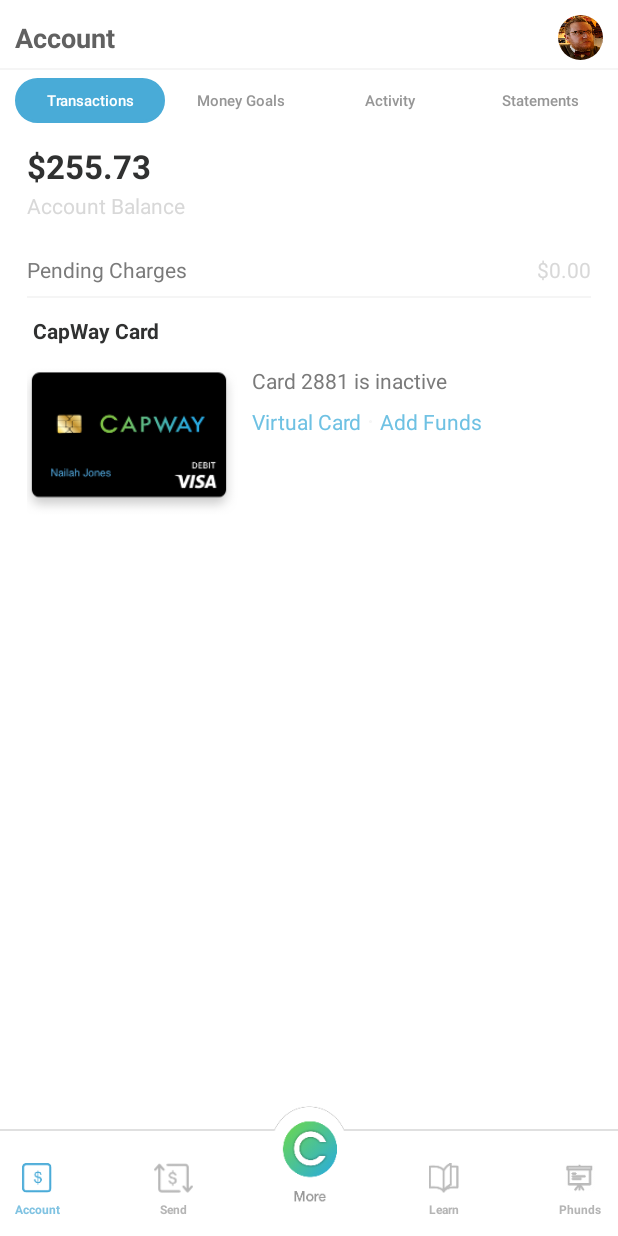
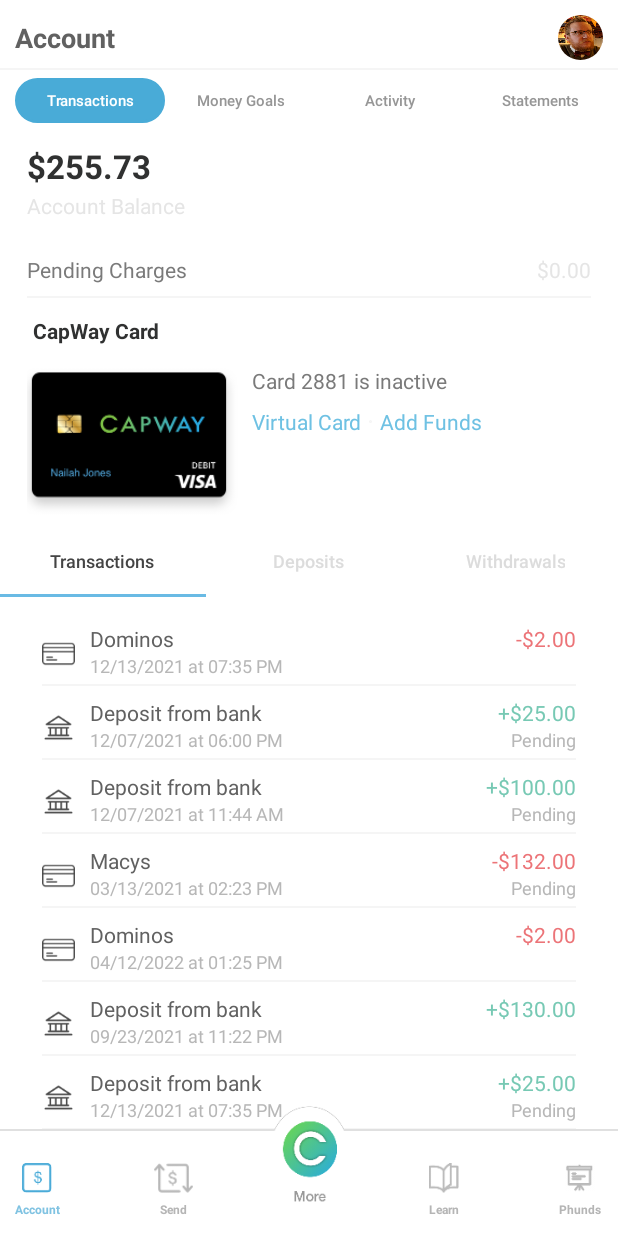
Before and after one commit to msspshaw/capway-interview-mobile-test-shaw, an Android app: the screen it shows after launch (MainActivity), on a phone screen of 412 x 824 dp. Run offline under Robolectric (Android 15) with nearby library versions, the phone set to English and light mode, and no system bars.

Commit message:
Adding Transaction Cell - generating a cell for every transactions

```diff
--- /dev/null
+++ b/app/src/main/java/com/example/capway/TransactionCell.kt
@@ -0,0 +1,62 @@
+package com.example.capway
+
+import android.content.Context
+import android.view.View
+import android.widget.FrameLayout
+import android.widget.ImageView
+import android.widget.TextView
+import com.example.capway.data.Formatter
+import com.example.capway.data.Transaction
+import com.example.capway.data.TransactionType
+
+class TransactionCell (context: Context, val transaction: Transaction) :
+    FrameLayout(context) {
+    private val positiveSymbol = "+"
+    private val negativeSymbol = "-"
+
+    init {
+        val view = View.inflate(context, R.layout.transaction_cell_layout, this)
+        val transactionImage = view.findViewById<ImageView>(R.id.transaction_image)
+        val description = view.findViewById<TextView>(R.id.description)
+        val date = view.findViewById<TextView>(R.id.date)
+        val amount = view.findViewById<TextView>(R.id.amount)
+        val status = view.findViewById<TextView>(R.id.status)
+
+        val imageResource = when (transaction.transactionType) {
+            TransactionType.DIRECT_DEPOSIT -> R.drawable.bank
+            // The image shown in the video is not included in assets, using card here
+            TransactionType.DEPOSIT -> R.drawable.card
+            TransactionType.WITHDRAWAL -> R.drawable.card
+        }
+        transactionImage.setImageResource(imageResource)
+
+        description.text = transaction.description
+        date.text = transaction.date
+        val symbol = getPositiveOrNegativeSymbol()
+        amount.text = context.getString(
+            R.string.positive_negative_money_text,
+            symbol,
+            Formatter.formatDoubleToMoney(transaction.amount)
+        )
+
+        when (transaction.transactionType) {
+            TransactionType.DEPOSIT, TransactionType.DIRECT_DEPOSIT ->
+                amount.setTextColor(context.getColor(R.color.positive))
+            TransactionType.WITHDRAWAL ->
+                amount.setTextColor(context.getColor(R.color.negative))
+        }
+
+        if (transaction.pending) {
+            status.visibility = VISIBLE
+        } else {
+            status.visibility = GONE
+        }
+    }
+
+    private fun getPositiveOrNegativeSymbol(): String {
+        return when (transaction.transactionType) {
+            TransactionType.DEPOSIT, TransactionType.DIRECT_DEPOSIT -> positiveSymbol
+            TransactionType.WITHDRAWAL -> negativeSymbol
+        }
+    }
+}
--- a/app/src/main/java/com/example/capway/TransactionsFragment.kt
+++ b/app/src/main/java/com/example/capway/TransactionsFragment.kt
@@ -5,10 +5,13 @@ import android.os.Bundle
 import android.view.LayoutInflater
 import android.view.View
 import android.view.ViewGroup
+import android.widget.LinearLayout
 import android.widget.TextView
 import androidx.fragment.app.Fragment
 import com.example.capway.data.Account
 import com.example.capway.data.Formatter
+import com.example.capway.data.Transaction
+import com.google.android.material.tabs.TabLayout
 
 
 class TransactionsFragment: Fragment(), View.OnClickListener {
@@ -20,6 +23,9 @@ class TransactionsFragment: Fragment(), View.OnClickListener {
     lateinit var cardStatus: TextView
     lateinit var virtualCard: TextView
     lateinit var addFunds: TextView
+    lateinit var tabLayout: TabLayout
+    lateinit var transactions: LinearLayout
+    lateinit var currentTransactions: List<Transaction>
 
     override fun onCreateView(
         inflater: LayoutInflater,
@@ -32,6 +38,8 @@ class TransactionsFragment: Fragment(), View.OnClickListener {
         cardStatus = view.findViewById(R.id.card_status)
         virtualCard = view.findViewById(R.id.virtual_card)
         addFunds = view.findViewById(R.id.add_funds)
+        tabLayout = view.findViewById(R.id.tab_layout)
+        transactions = view.findViewById(R.id.transactions)
 
         accountBalance.text = getString(R.string.money_text, Formatter.formatDoubleToMoney(account.balance))
         pendingCharges.text = getString(R.string.money_text, Formatter.formatDoubleToMoney(account.pendingCharges))
@@ -40,8 +48,38 @@ class TransactionsFragment: Fragment(), View.OnClickListener {
         virtualCard.setOnClickListener(this)
         addFunds.setOnClickListener(this)
 
+        // default to all transactions
+        currentTransactions = account.transactions.transactions
+        displayTransactions()
+
+        tabLayout.addOnTabSelectedListener(object : TabLayout.OnTabSelectedListener {
+            override fun onTabSelected(tab: TabLayout.Tab?) {
+                // Handle tab select
+                currentTransactions = when(tab?.text) {
+                    getString(R.string.transactions) -> account.transactions.transactions
+                    getString(R.string.withdrawals) -> account.transactions.withdrawals
+                    getString(R.string.deposits) -> account.transactions.deposits
+                    else -> account.transactions.transactions
+                }
+                transactions.removeAllViews()
+                displayTransactions()
+            }
+
+            override fun onTabReselected(tab: TabLayout.Tab?) {
+                // Handle tab reselect
+                // No work needed here
+            }
+
+            override fun onTabUnselected(tab: TabLayout.Tab?) {
+                // Handle tab unselect
+                // No work needed here
+            }
+        })
+
         return view
     }
+
+
 
     override fun onClick(view: View?) {
         when (view) {
@@ -69,4 +107,16 @@ class TransactionsFragment: Fragment(), View.OnClickListener {
         ) { dialog, which -> dialog.dismiss() }
         alertDialog.show()
     }
+
+    // Note, given the design required this is the only quick way
+    // to enable full screen scrolling.
+    // With more time, the PROPER way to do this is to use a recycler view
+    // and increase it's height as you scroll, until it's the full screen and can continue
+    // scrolling from there
+    private fun displayTransactions() {
+        for (transaction in currentTransactions) {
+            val transactionCell = context?.let { TransactionCell(it, transaction) }
+            transactions.addView(transactionCell)
+        }
+    }
 }
--- a/app/src/main/java/com/example/capway/data/Account.kt
+++ b/app/src/main/java/com/example/capway/data/Account.kt
@@ -12,29 +12,32 @@ class Account (
         private val testCard = Card(2881, CardStatus.INACTIVE)
         private val testTransactions = TransactionList(listOf(
             // Arbitrarily large set of transactions
-            Transaction("Dominos", Calendar.getInstance(), 2.toFloat(), TransactionType.WITHDRAWL, false),
-            Transaction("Deposit from bank", Calendar.getInstance(), 25.toFloat(), TransactionType.DEPOSIT, true),
-            Transaction("Deposit from bank", Calendar.getInstance(), 100.toFloat(), TransactionType.DEPOSIT, true),
-            Transaction("Macys", Calendar.getInstance(), 132.toFloat(), TransactionType.WITHDRAWL, true),
-            Transaction("Dominos", Calendar.getInstance(), 2.toFloat(), TransactionType.WITHDRAWL, false),
-            Transaction("Deposit from bank", Calendar.getInstance(), 130.toFloat(), TransactionType.DEPOSIT, false),
-            Transaction("Deposit from bank", Calendar.getInstance(), 25.toFloat(), TransactionType.DEPOSIT, true),
-            Transaction("Deposit from bank", Calendar.getInstance(), 100.toFloat(), TransactionType.DEPOSIT, true),
-            Transaction("Macys", Calendar.getInstance(), 132.toFloat(), TransactionType.WITHDRAWL, true),
-            Transaction("Deposit from bank", Calendar.getInstance(), 130.toFloat(), TransactionType.DEPOSIT, false),
-            Transaction("Dominos", Calendar.getInstance(), 2.toFloat(), TransactionType.WITHDRAWL, false),
-            Transaction("Deposit from bank", Calendar.getInstance(), 25.toFloat(), TransactionType.DEPOSIT, true),
-            Transaction("Deposit from bank", Calendar.getInstance(), 100.toFloat(), TransactionType.DEPOSIT, true),
-            Transaction("Macys", Calendar.getInstance(), 132.toFloat(), TransactionType.WITHDRAWL, true),
-            Transaction("Deposit from bank", Calendar.getInstance(), 130.toFloat(), TransactionType.DEPOSIT, false),
-            Transaction("Dominos", Calendar.getInstance(), 2.toFloat(), TransactionType.WITHDRAWL, false),
-            Transaction("Deposit from bank", Calendar.getInstance(), 25.toFloat(), TransactionType.DEPOSIT, true),
-            Transaction("Deposit from bank", Calendar.getInstance(), 100.toFloat(), TransactionType.DEPOSIT, true),
-            Transaction("Macys", Calendar.getInstance(), 132.toFloat(), TransactionType.WITHDRAWL, true),
-            Transaction("Deposit from bank", Calendar.getInstance(), 130.toFloat(), TransactionType.DEPOSIT, false),
+            // From required info, seperation between "Deposit at bank" and "Deposit at ATM" wasn't clear
+            // made assumptions about Direct Deposit
+            // Time is set as simple string - would be better to at least pass a timeInMillis and transform from there
+            Transaction("Dominos", "12/13/2021 at 07:35 PM", 2.toDouble(), TransactionType.WITHDRAWAL, false),
+            Transaction("Deposit from bank", "12/07/2021 at 06:00 PM", 25.toDouble(), TransactionType.DIRECT_DEPOSIT, true),
+            Transaction("Deposit from bank", "12/07/2021 at 11:44 AM", 100.toDouble(), TransactionType.DIRECT_DEPOSIT, true),
+            Transaction("Macys", "03/13/2021 at 02:23 PM", 132.toDouble(), TransactionType.WITHDRAWAL, true),
+            Transaction("Dominos", "04/12/2022 at 01:25 PM", 2.toDouble(), TransactionType.WITHDRAWAL, false),
+            Transaction("Deposit from bank", "09/23/2021 at 11:22 PM", 130.toDouble(), TransactionType.DIRECT_DEPOSIT, false),
+            Transaction("Deposit from bank", "12/13/2021 at 07:35 PM", 25.toDouble(), TransactionType.DIRECT_DEPOSIT, true),
+            Transaction("Deposit from bank", "09/23/2021 at 11:22 PM", 100.toDouble(), TransactionType.DIRECT_DEPOSIT, true),
+            Transaction("Macys", "04/12/2022 at 01:25 PM", 132.toDouble(), TransactionType.WITHDRAWAL, true),
+            Transaction("Deposit at ATM", "03/13/2021 at 02:23 PM", 130.toDouble(), TransactionType.DEPOSIT, false),
+            Transaction("Dominos", "12/07/2021 at 11:44 AM", 2.toDouble(), TransactionType.WITHDRAWAL, false),
+            Transaction("Deposit at ATM", "12/07/2021 at 06:00 PM", 25.toDouble(), TransactionType.DEPOSIT, true),
+            Transaction("Deposit at ATM", "12/13/2021 at 07:35 PM", 100.toDouble(), TransactionType.DEPOSIT, true),
+            Transaction("Macys", "12/13/2021 at 07:35 PM", 132.toDouble(), TransactionType.WITHDRAWAL, true),
+            Transaction("Deposit from bank", "12/07/2021 at 06:00 PM", 130.toDouble(), TransactionType.DIRECT_DEPOSIT, false),
+            Transaction("Dominos", "12/07/2021 at 11:44 AM", 2.toDouble(), TransactionType.WITHDRAWAL, false),
+            Transaction("Deposit at ATM", "03/13/2021 at 02:23 PM", 25.toDouble(), TransactionType.DEPOSIT, true),
+            Transaction("Deposit at ATM", "03/13/2021 at 02:23 PM", 100.toDouble(), TransactionType.DEPOSIT, true),
+            Transaction("Macys", "04/12/2022 at 01:25 PM", 132.toDouble(), TransactionType.WITHDRAWAL, true),
+            Transaction("Deposit from bank", "09/23/2021 at 11:22 PM", 130.toDouble(), TransactionType.DIRECT_DEPOSIT, false),
 
             // Unique test transaction at end to verify no loss of data
-            Transaction("Steakkkkkks", Calendar.getInstance(), 5132.toFloat(), TransactionType.WITHDRAWL, false),
+            Transaction("Steaks", "04/12/2022 at 01:25 PM", 5132.toDouble(), TransactionType.WITHDRAWAL, false),
         ))
         fun generateTestAccount(): Account {
             return Account((255.73).toDouble(), pendingCharges = 0.toDouble(), testCard, testTransactions)
--- a/app/src/main/java/com/example/capway/data/Transaction.kt
+++ b/app/src/main/java/com/example/capway/data/Transaction.kt
@@ -4,8 +4,10 @@ import java.util.*
 
 class Transaction (
     val description: String,
-    val timestamp: Calendar,
-    val amount: Float,
+    // In reality the timestamping would be different here
+    // leaving as a string for mock data simplicity
+    val date: String,
+    val amount: Double,
     val transactionType: TransactionType,
     val pending: Boolean
         ) {
@@ -13,5 +15,6 @@ class Transaction (
 
 enum class TransactionType {
     DEPOSIT,
-    WITHDRAWL
+    WITHDRAWAL,
+    DIRECT_DEPOSIT
 }
--- a/app/src/main/java/com/example/capway/data/TransactionList.kt
+++ b/app/src/main/java/com/example/capway/data/TransactionList.kt
@@ -1,11 +1,7 @@
 package com.example.capway.data
 
 class TransactionList(val transactions: List<Transaction>) {
-    fun withdrawls() : List<Transaction> {
-        return transactions.filter { transaction -> transaction.transactionType == TransactionType.WITHDRAWL }
-    }
+    val withdrawals : List<Transaction> = transactions.filter { transaction -> transaction.transactionType == TransactionType.WITHDRAWAL }
 
-    fun deposits(): List<Transaction> {
-        return transactions.filter { transaction -> transaction.transactionType == TransactionType.DEPOSIT }
-    }
+    val deposits: List<Transaction> = transactions.filter { transaction -> transaction.transactionType == TransactionType.DEPOSIT }
 }
--- /dev/null
+++ b/app/src/main/res/layout/transaction_cell_layout.xml
@@ -0,0 +1,55 @@
+<?xml version="1.0" encoding="utf-8"?>
+<androidx.constraintlayout.widget.ConstraintLayout
+    xmlns:android="http://schemas.android.com/apk/res/android"
+    xmlns:app="http://schemas.android.com/apk/res-auto"
+    android:layout_width="match_parent"
+    android:layout_height="match_parent"
+    android:layout_marginTop="8dp"
+    android:layout_marginHorizontal="14dp"
+    >
+    <ImageView
+        android:id="@+id/transaction_image"
+        android:layout_width="22dp"
+        android:layout_height="0dp"
+        app:layout_constraintTop_toTopOf="parent"
+        app:layout_constraintBottom_toTopOf="@id/divider"
+        app:layout_constraintStart_toStartOf="parent"
+        android:scaleType="centerInside"/>
+    <TextView
+        android:id="@+id/description"
+        android:layout_width="wrap_content"
+        android:layout_height="wrap_content"
+        app:layout_constraintStart_toEndOf="@id/transaction_image"
+        app:layout_constraintTop_toTopOf="@id/transaction_image"
+        android:layout_marginLeft="10dp"
+        style="@style/description"/>
+    <TextView
+        android:id="@+id/date"
+        android:layout_width="wrap_content"
+        android:layout_height="wrap_content"
+        app:layout_constraintTop_toBottomOf="@id/description"
+        app:layout_constraintStart_toStartOf="@id/description"
+        style="@style/transactionSubHeading"/>
+    <TextView
+        android:id="@+id/amount"
+        android:layout_width="wrap_content"
+        android:layout_height="wrap_content"
+        app:layout_constraintTop_toTopOf="@id/transaction_image"
+        app:layout_constraintEnd_toEndOf="parent" />
+    <TextView
+        android:id="@+id/status"
+        android:layout_width="wrap_content"
+        android:layout_height="wrap_content"
+        app:layout_constraintTop_toBottomOf="@id/amount"
+        app:layout_constraintEnd_toEndOf="parent"
+        android:text="@string/pending"
+        style="@style/transactionSubHeading"/>
+    <View
+        android:id="@+id/divider"
+        android:layout_width="match_parent"
+        android:layout_height="1dp"
+        app:layout_constraintTop_toBottomOf="@id/date"
+        android:layout_marginTop="4dp"
+        app:layout_constraintBottom_toBottomOf="parent"
+        android:background="@color/capway_offwhite" />
+</androidx.constraintlayout.widget.ConstraintLayout>
--- a/app/src/main/res/layout/transactions_fragment.xml
+++ b/app/src/main/res/layout/transactions_fragment.xml
@@ -6,6 +6,11 @@
     <ScrollView
         android:layout_width="match_parent"
         android:layout_height="match_parent">
+        <LinearLayout
+            android:id="@+id/scroll_child"
+            android:orientation="vertical"
+            android:layout_width="match_parent"
+            android:layout_height="wrap_content">
         <androidx.constraintlayout.widget.ConstraintLayout
             android:id="@+id/account_info"
             android:layout_width="match_parent"
@@ -115,7 +120,49 @@
                 android:layout_marginLeft="12dp"
                 android:text="@string/add_funds"
                 style="@style/anchorText" />
+        </androidx.constraintlayout.widget.ConstraintLayout>
+    <androidx.constraintlayout.widget.ConstraintLayout
+        android:id="@+id/transactions_details"
+        android:layout_width="match_parent"
+        android:layout_height="wrap_content">
+            <com.google.android.material.tabs.TabLayout
+                android:id="@+id/tab_layout"
+                android:layout_width="match_parent"
+                android:layout_height="wrap_content"
+                app:layout_constraintTop_toTopOf="parent"
+                app:layout_constraintStart_toStartOf="parent"
+                app:tabIndicatorColor="@color/capway_darker_blue"
+                app:tabSelectedTextColor="@color/capway_black_text_light"
+                app:tabTextColor="@color/capway_light_gray_low_alpha_text"
+                app:tabTextAppearance="@style/tabLayout">
+                <com.google.android.material.tabs.TabItem
+                    android:id="@+id/transaction_tab"
+                    android:layout_width="0dp"
+                    android:layout_height="match_parent"
+                    android:text="@string/transactions"/>
+                <com.google.android.material.tabs.TabItem
+                    android:id="@+id/deposits_tab"
+                    android:layout_width="0dp"
+                    android:layout_height="match_parent"
+                    android:text="@string/deposits"/>
+                <com.google.android.material.tabs.TabItem
+                    android:id="@+id/withdrawals_tab"
+                    android:layout_width="0dp"
+                    android:layout_height="match_parent"
+                    android:text="@string/withdrawals"/>
+            </com.google.android.material.tabs.TabLayout>
+        <LinearLayout
+            android:id="@+id/transactions"
+            android:layout_width="match_parent"
+            android:layout_height="wrap_content"
+            android:orientation="vertical"
+            android:layout_marginTop="10dp"
+            android:layout_marginHorizontal="14dp"
+            android:layout_marginBottom="30dp"
+            app:layout_constraintTop_toBottomOf="@id/tab_layout"
+            app:layout_constraintBottom_toBottomOf="parent"/>
 
         </androidx.constraintlayout.widget.ConstraintLayout>
+        </LinearLayout>
     </ScrollView>
 </androidx.constraintlayout.widget.ConstraintLayout>
--- /dev/null
+++ b/app/src/main/res/values/attrs.xml
@@ -0,0 +1,7 @@
+<?xml version="1.0" encoding="utf-8"?>
+<resources>
+    <declare-styleable name="CustomView">
+        <attr format="string" name="text"/>
+        <attr format="reference" name="image"/>
+    </declare-styleable>
+</resources>
--- a/app/src/main/res/values/colors.xml
+++ b/app/src/main/res/values/colors.xml
@@ -15,7 +15,12 @@
     <color name="capway_selected_menu">#FF80c3e2</color>
     <color name="capway_blue">#FF49abd7</color>
     <color name="capway_solid_text">#FF303131</color>
-    <color name="capway_light_gray_low_alpha_text">#FFcbcbcb</color>
+    <color name="capway_light_gray_low_alpha_text">#AAcbcbcb</color>
     <color name="capway_black_text">#FF7A7A7A</color>
     <color name="capway_anchor_color">#FF6ec1e3</color>
+    <color name="capway_darker_blue">#FF69bae4</color>
+    <color name="capway_black_text_light">#FF444444</color>
+    <color name="capway_light_gray_mid_alpha_text">#DDacacac</color>
+    <color name="positive">#FF77c9b4</color>
+    <color name="negative">#FFec7478</color>
 </resources>
--- a/app/src/main/res/values/strings.xml
+++ b/app/src/main/res/values/strings.xml
@@ -15,8 +15,13 @@
     <string name="account_balance_title">Account Balance</string>
     <string name="pending_charges_title">Pending Charges</string>
     <string name="money_text">$%1$s</string>
+    <string name="positive_negative_money_text">%1$s$%2$s</string>
     <string name="capway_card_title">CapWay Card</string>
     <string name="card_status">Card %1$s is %2$s</string>
     <string name="virtual_card">Virtual Card</string>
     <string name="add_funds">Add Funds</string>
+    <string name="transactions">Transactions</string>
+    <string name="deposits">Deposits</string>
+    <string name="withdrawals">Withdrawals</string>
+    <string name="pending">Pending</string>
 </resources>
--- a/app/src/main/res/values/styles.xml
+++ b/app/src/main/res/values/styles.xml
@@ -43,4 +43,17 @@
         <item name="android:textSize">14dp</item>
         <item name="android:textColor">@drawable/anchor_text_color</item>
     </style>
+    <style name="tabLayout" parent="TextAppearance.Design.Tab">
+        <item name="android:textSize">12dp</item>
+        <item name="android:textAllCaps">false</item>
+    </style>
+    <style name="description">
+        <item name="android:textSize">14dp</item>
+        <item name="android:textColor">@color/capway_grey</item>
+    </style>
+    <style name="transactionSubHeading">
+        <item name="android:textSize">12dp</item>
+        <item name="android:textColor">@color/capway_light_gray_mid_alpha_text</item>
+    </style>
+
 </resources>
```
Also changed, not shown: app/src/main/res/drawable-xhdpi/bank.png (added), app/src/main/res/drawable-xhdpi/card.png (added), app/src/main/res/drawable-xxhdpi/bank.png (added), app/src/main/res/drawable-xxhdpi/card.png (added), app/src/main/res/drawable/bank.png (added), app/src/main/res/drawable/card.png (added).
